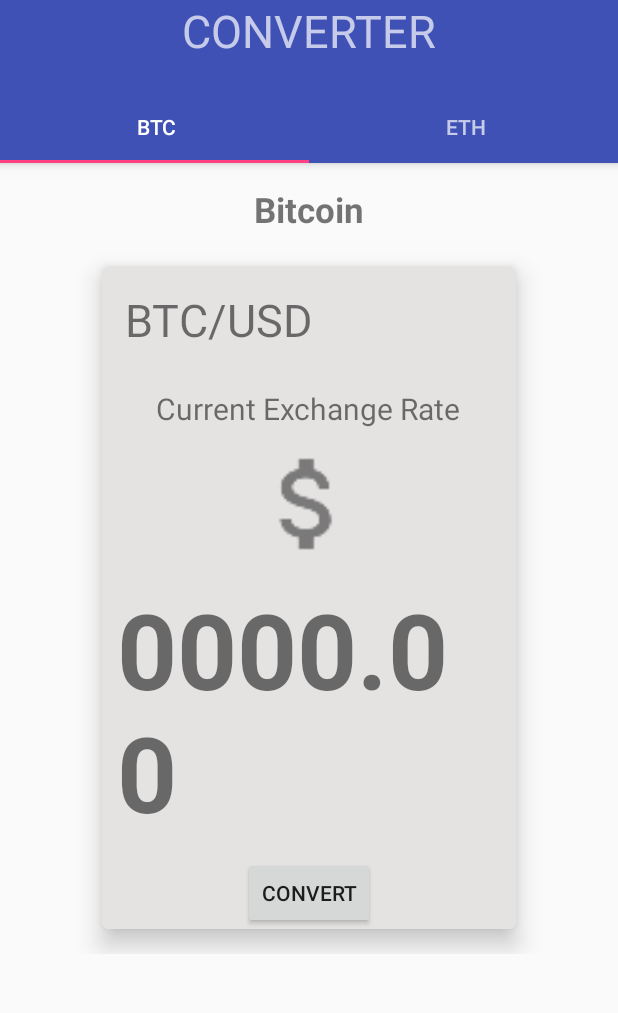
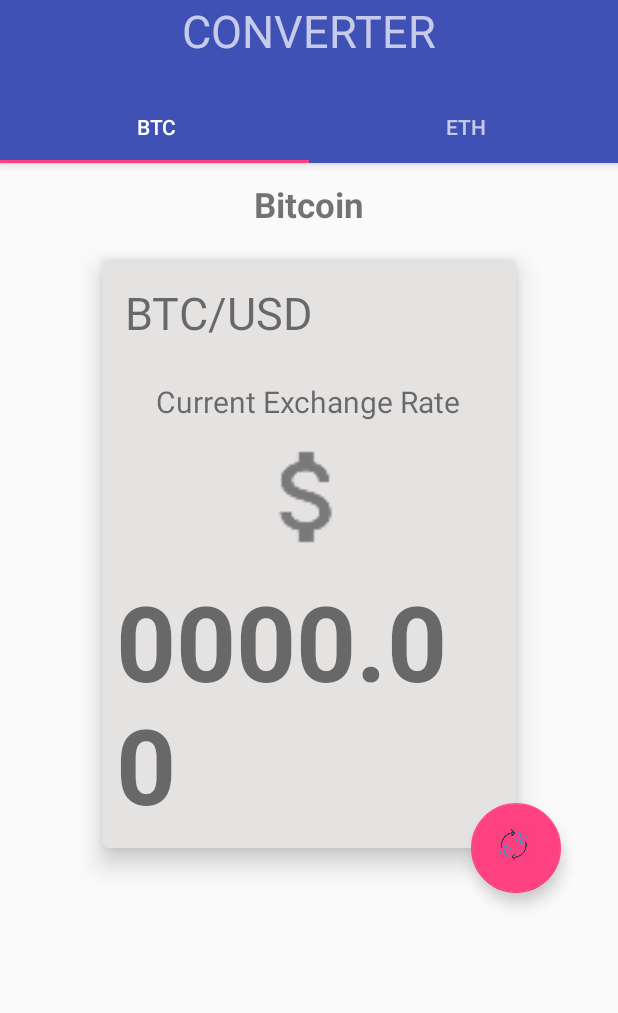
Before and after one commit to Yosiwealth/Crypto-X, an Android app: the screen it shows after launch (MainActivity), on a phone screen of 412 x 824 dp, the part 103-1116 px from its top. Run offline under Robolectric (Android 15) with nearby library versions, the light colour scheme and no system bars; our stand-ins replace Volley; libraries missing offline, so code that uses them is left out: com.squareup.otto; network calls fail; 6 statements that could not run were skipped.

Commit message:
added features

```diff
--- a/app/src/main/res/layout/btc_tab.xml
+++ b/app/src/main/res/layout/btc_tab.xml
@@ -1,27 +1,25 @@
 <?xml version="1.0" encoding="utf-8"?>
-<android.support.v4.widget.SwipeRefreshLayout
+<android.support.design.widget.CoordinatorLayout
     xmlns:android="http://schemas.android.com/apk/res/android"
     xmlns:app="http://schemas.android.com/apk/res-auto"
     xmlns:tools="http://schemas.android.com/tools"
-    android:id="@+id/swipe_refresh"
-    android:layout_width="wrap_content"
-    android:layout_height="wrap_content">
+    android:id="@+id/main_content"
+    android:layout_width="match_parent"
+    android:layout_height="match_parent"
+    android:fitsSystemWindows="true"
+    tools:context="com.yosiwealth.crypto_x.MainActivity">
 
-    <ScrollView
-        android:layout_width="wrap_content"
-        android:layout_height="wrap_content">
 
         <LinearLayout
             android:layout_width="match_parent"
             android:layout_height="match_parent"
-            android:orientation="vertical"
-            tools:context="com.yosiwealth.crypto_x.MainActivity$PlaceholderFragment">
+            android:orientation="vertical">
 
             <TextView
                 android:layout_width="wrap_content"
                 android:layout_height="wrap_content"
                 android:layout_gravity="center"
-                android:layout_marginTop="15dp"
+                android:layout_marginTop="12dp"
                 android:text="Bitcoin"
                 android:textSize="23sp"
                 android:textStyle="bold" />
@@ -30,7 +28,7 @@
                 android:layout_width="300dp"
                 android:layout_height="wrap_content"
                 android:layout_gravity="center"
-                android:layout_marginTop="5dp"
+                android:layout_marginTop="4dp"
                 app:cardCornerRadius="5dp"
                 app:cardElevation="10dp"
                 app:cardPreventCornerOverlap="true"
@@ -39,6 +37,7 @@
                 <LinearLayout
                     android:layout_width="match_parent"
                     android:layout_height="wrap_content"
+                    android:id="@+id/inner_layout"
                     android:background="#e5e2e2"
                     android:orientation="vertical"
                     android:weightSum="1">
@@ -70,22 +69,27 @@
                         android:layout_width="wrap_content"
                         android:layout_height="wrap_content"
                         android:layout_gravity="center"
-                        android:layout_margin="10dp"
+                        android:layout_margin="9dp"
                         android:text="0000.00"
                         android:textSize="70sp"
                         android:textStyle="bold" />
-
-                    <Button
-                        android:id="@+id/convertBTC"
-                        android:layout_width="wrap_content"
-                        android:layout_height="wrap_content"
-                        android:layout_gravity="center"
-                        android:text="Convert" />
 
                 </LinearLayout>
 
             </android.support.v7.widget.CardView>
 
         </LinearLayout>
-    </ScrollView>
-</android.support.v4.widget.SwipeRefreshLayout>
+
+        <android.support.design.widget.FloatingActionButton
+            android:id="@+id/convertBTC"
+            android:layout_width="60dp"
+            android:layout_height="60dp"
+            android:layout_margin="15dp"
+            android:clickable="true"
+            android:elevation="50dp"
+            android:src="@drawable/conversion"
+            app:layout_anchor="@id/inner_layout"
+            app:layout_anchorGravity="right|end|bottom"
+            app:rippleColor="#e20651" />
+
+</android.support.design.widget.CoordinatorLayout>
```
